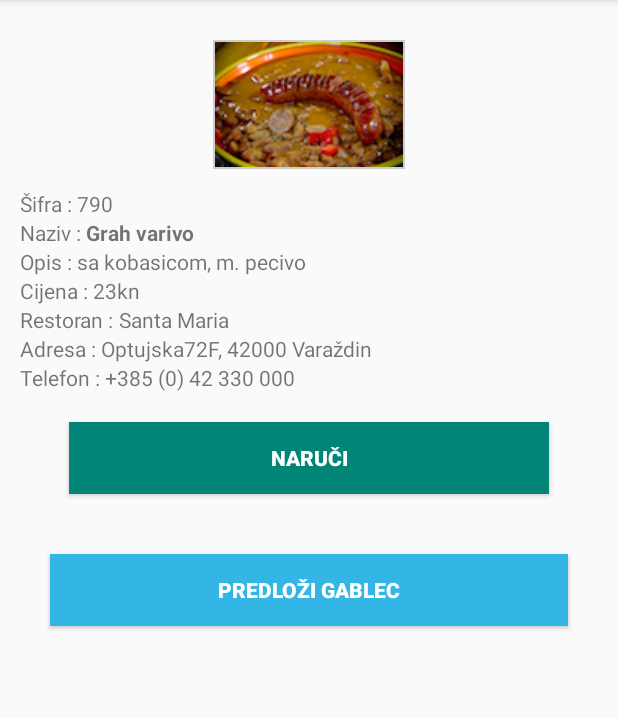
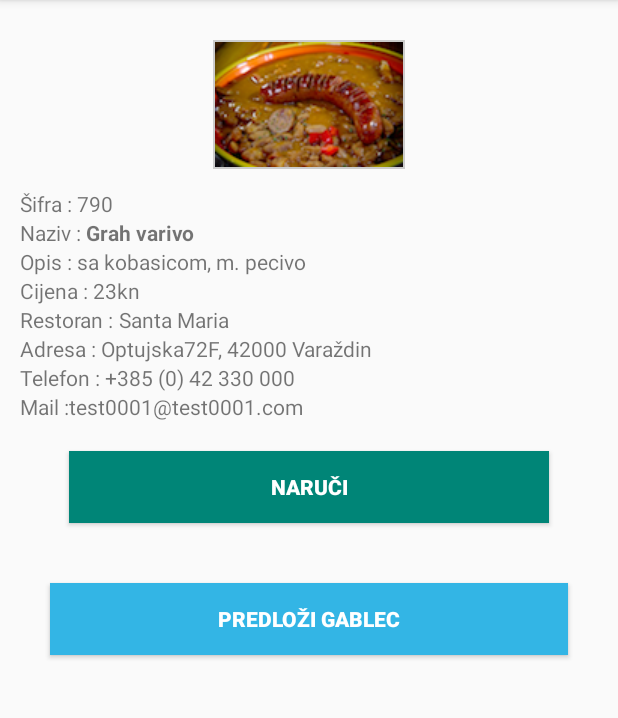
Before and after one commit to alagregor/egablec, an Android app: the screen it shows after launch (DetailView), after a tap on "Šifra :", on a phone screen of 412 x 824 dp, the part 84-802 px from its top. Run offline under Robolectric (Android 15) with nearby library versions, the phone set to English and light mode, and no system bars; 7 statements that could not run were skipped.

Commit message:
Icon set, fixes

```diff
--- a/app/src/main/java/hr/foi/alagregor/egablec/DetailView.java
+++ b/app/src/main/java/hr/foi/alagregor/egablec/DetailView.java
@@ -25,6 +25,7 @@ public class DetailView extends AppCompatActivity {
     TextView txtrestaurant_title;
     TextView txtrestaurant_adress;
     TextView txtrestaurant_phone;
+    TextView txtmail;
     ImageView viewimage;
     String sifra;
     String gablec_title;
@@ -33,6 +34,7 @@ public class DetailView extends AppCompatActivity {
     String restaurant_title;
     String restaurant_adress;
     String restaurant_phone;
+    String mail;
     int image;
     Button b1;
 
@@ -57,6 +59,8 @@ public class DetailView extends AppCompatActivity {
         restaurant_adress = i.getStringExtra("restaurant_adress");
         // Get the results of restaurant_phone
         restaurant_phone = i.getStringExtra("restaurant_phone");
+        // Get the results of mail
+        mail = i.getStringExtra("mail");
 
         b1=(Button)findViewById(R.id.button);
         b1.setOnClickListener(new View.OnClickListener() {
@@ -69,7 +73,7 @@ public class DetailView extends AppCompatActivity {
         Button startBtn = (Button) findViewById(R.id.sendEmail);
         startBtn.setOnClickListener(new View.OnClickListener() {
             public void onClick(View view) {
-                sendEmail();
+                sendEmail(mail);
             }
         });
 
@@ -82,8 +86,8 @@ public class DetailView extends AppCompatActivity {
         txtgablec_desc = (TextView) findViewById(R.id.gablec_desc);
         txtgablec_price = (TextView) findViewById(R.id.gablec_price);
         txtrestaurant_title = (TextView) findViewById(R.id.restaurant_title);
-        txtrestaurant_adress = (TextView) findViewById(R.id.restaurant_adress);
-        txtrestaurant_phone = (TextView) findViewById(R.id.restaurant_phone);
+        txtrestaurant_adress = (TextView) findViewById(R.id.restaurant_adress);txtrestaurant_phone = (TextView) findViewById(R.id.restaurant_phone);
+        txtmail = (TextView) findViewById(R.id.mail);
 
         // Locate the ImageView in singleitemview.xml
         viewimage = (ImageView) findViewById(R.id.image);
@@ -96,6 +100,7 @@ public class DetailView extends AppCompatActivity {
         txtrestaurant_title.setText(restaurant_title);
         txtrestaurant_adress.setText(restaurant_adress);
         txtrestaurant_phone.setText(restaurant_phone);
+        txtmail.setText(mail);
 
         // Load the image into the ImageView
         viewimage.setImageResource(image);
@@ -112,9 +117,9 @@ public class DetailView extends AppCompatActivity {
         }
     }
 
-    protected void sendEmail() {
+    protected void sendEmail(String mail) {
         Log.i("Send email", "");
-        String[] TO = {"alan089@gmail.com"};
+        String[] TO = {mail};
         String[] CC = {""};
         Intent emailIntent = new Intent(Intent.ACTION_SEND);
 
@@ -122,7 +127,7 @@ public class DetailView extends AppCompatActivity {
         emailIntent.setType("text/plain");
         emailIntent.putExtra(Intent.EXTRA_EMAIL, TO);
         emailIntent.putExtra(Intent.EXTRA_CC, CC);
-        emailIntent.putExtra(Intent.EXTRA_SUBJECT, "Your subject");
+        emailIntent.putExtra(Intent.EXTRA_SUBJECT, "Prijedlog gableca");
         emailIntent.putExtra(Intent.EXTRA_TEXT, "");
 
         try {
--- a/app/src/main/java/hr/foi/alagregor/egablec/ItemAttributes.java
+++ b/app/src/main/java/hr/foi/alagregor/egablec/ItemAttributes.java
@@ -17,10 +17,11 @@ public class ItemAttributes {
     private String restaurant_title;
     private String restaurant_adress;
     private String restaurant_phone;
+    private String mail;
     private int image;
 
     public ItemAttributes(String sifra, String gablec_title, String gablec_desc, String gablec_price,
-                          String restaurant_title, String restaurant_adress, String restaurant_phone,
+                          String restaurant_title, String restaurant_adress, String restaurant_phone, String mail,
                           int image) {
         this.sifra = sifra;
         this.gablec_title = gablec_title;
@@ -29,6 +30,7 @@ public class ItemAttributes {
         this.restaurant_title = restaurant_title;
         this.restaurant_adress = restaurant_adress;
         this.restaurant_phone = restaurant_phone;
+        this.mail = mail;
         this.image = image;
     }
 
@@ -54,6 +56,8 @@ public class ItemAttributes {
 
     public String getRestaurantPhone() { return this.restaurant_phone; }
 
+    public String getMail() { return this.mail; }
+
     public int getImage() {
         return this.image;
     }
--- a/app/src/main/java/hr/foi/alagregor/egablec/ListViewAdapter.java
+++ b/app/src/main/java/hr/foi/alagregor/egablec/ListViewAdapter.java
@@ -114,7 +114,9 @@ public class ListViewAdapter extends BaseAdapter{
                         (gableclist.get(position).getRestaurantAdress()));
                 // Pass all data restaurant_phone
                 intent.putExtra("restaurant_phone",
-                        (gableclist.get(position).getRestaurantPhone()));
+                        (gableclist.get(position).getRestaurantPhone()));// Pass all data restaurant_phone
+                intent.putExtra("mail",
+                        (gableclist.get(position).getMail()));
                 // Pass all data image
                 intent.putExtra("image",
                         (gableclist.get(position).getImage()));
--- a/app/src/main/java/hr/foi/alagregor/egablec/MainActivity.java
+++ b/app/src/main/java/hr/foi/alagregor/egablec/MainActivity.java
@@ -42,6 +42,7 @@ public class MainActivity extends AppCompatActivity {
     String[] restaurant_title;
     String[] restaurant_adress;
     String[] restaurant_phone;
+    String[] mail;
 
     int[] image;
     ArrayList<ItemAttributes> arraylist = new ArrayList<ItemAttributes>();
@@ -128,6 +129,19 @@ public class MainActivity extends AppCompatActivity {
                 ,"+385 (0) 42 658 860"
         };
 
+        mail = new String[]{
+                "test0001@test0001.com"
+                ,"test0001@test0001.com"
+                ,"test0002@test0002.com"
+                ,"test0002@test0002.com"
+                ,"test0001@test0001.com"
+                ,"test0001@test0001.com"
+                ,"test0001@test0001.com"
+                ,"test0003@test0003.com"
+                ,"test0003@test0003.com"
+                ,"test0003@test0003.com"
+        };
+
         image = new int[]{R.drawable.grah_varivo_img_0155, R.drawable.pohane_punjene_palacinke,
                 R.drawable.hqdefault, R.drawable.file_oslica,
                 R.drawable.becki_pileci_gablec, R.drawable.tjestenina_sa_sunkom_i_gljivamaresize, R.drawable.samoborski_gablecresize,
@@ -138,7 +152,7 @@ public class MainActivity extends AppCompatActivity {
 
         for (int i = 0; i < sifra.length; i++) {
             ItemAttributes wp = new ItemAttributes(sifra[i], gablec_title[i],
-                    gablec_desc[i], gablec_price[i], restaurant_title[i], restaurant_adress[i], restaurant_phone[i], image[i]);
+                    gablec_desc[i], gablec_price[i], restaurant_title[i], restaurant_adress[i], restaurant_phone[i], mail[i], image[i]);
             // Binds all strings into an array
             arraylist.add(wp);
         }
--- a/app/src/main/res/layout/singleitemview.xml
+++ b/app/src/main/res/layout/singleitemview.xml
@@ -113,11 +113,25 @@
         android:layout_below="@+id/restaurant_adress"
         android:layout_toRightOf="@+id/restaurant_phonelabel" />
 
+    <TextView
+        android:id="@+id/maillabel"
+        android:layout_width="wrap_content"
+        android:layout_height="wrap_content"
+        android:layout_below="@+id/restaurant_phonelabel"
+        android:text="@string/maillabel" />
+
+    <TextView
+        android:id="@+id/mail"
+        android:layout_width="wrap_content"
+        android:layout_height="wrap_content"
+        android:layout_below="@+id/restaurant_phone"
+        android:layout_toRightOf="@+id/maillabel" />
+
     <Button
         android:layout_width="wrap_content"
         android:layout_height="wrap_content"
         android:text="Naruči"
-        android:layout_below="@+id/restaurant_phonelabel"
+        android:layout_below="@+id/maillabel"
         android:id="@+id/button"
         android:background="@color/accent_material_light"
         android:textColor="#ffffff"
--- a/app/src/main/res/values/strings.xml
+++ b/app/src/main/res/values/strings.xml
@@ -11,5 +11,6 @@
     <string name="restaurant_titlelabel">"Restoran : "</string>
     <string name="restaurant_adresslabel">"Adresa : "</string>
     <string name="restaurant_phonelabel">"Telefon : "</string>
+    <string name="maillabel">Mail : </string>
     <string name="compose_email">Predloži gablec</string>
 </resources>
```
Also changed, not shown: app/src/main/egablec-web.png (added), app/src/main/ic_launcher-web.png (added), app/src/main/res/mipmap-hdpi/ic_launcher.png, app/src/main/res/mipmap-mdpi/ic_launcher.png, app/src/main/res/mipmap-xhdpi/ic_launcher.png, app/src/main/res/mipmap-xxhdpi/ic_launcher.png, app/src/main/res/mipmap-xxxhdpi/ic_launcher.png.
